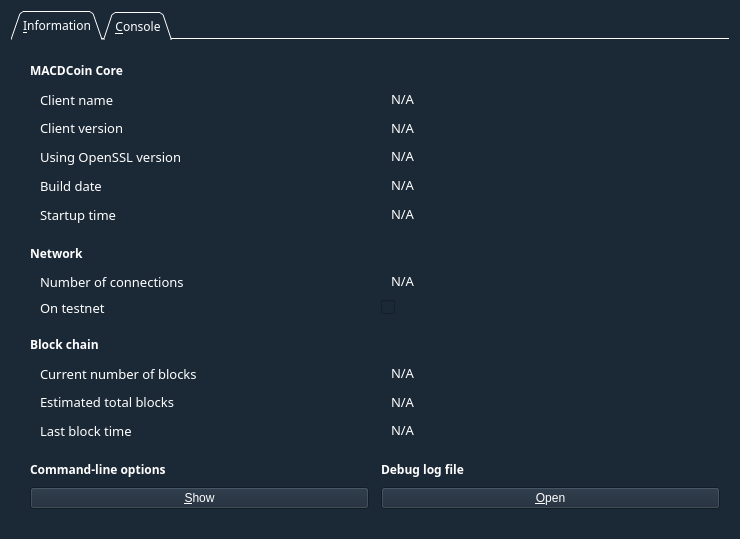
Old version of the form src/qt/forms/rpcconsole.ui in the repository KrvnoZrnce/MACDCoin.
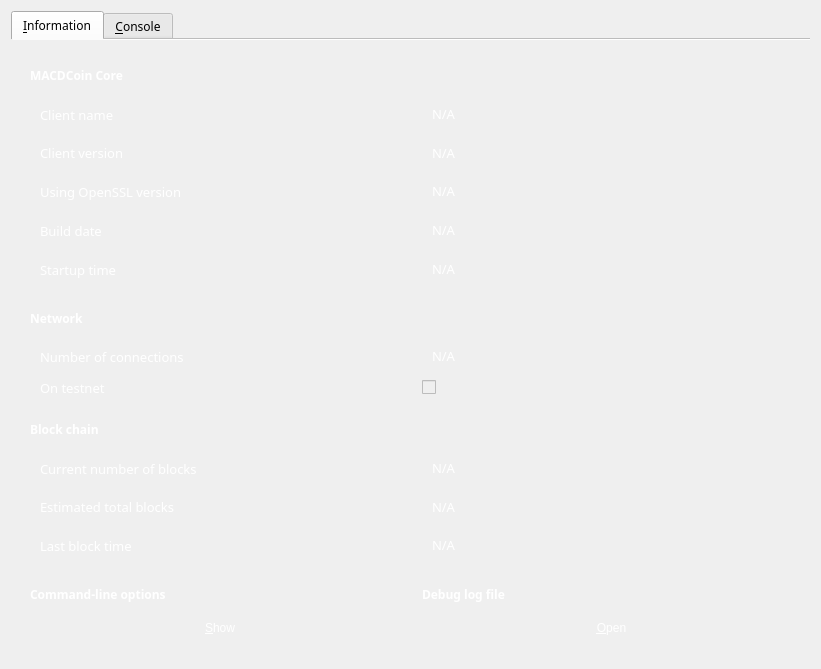
New version of the form. Icons and pictures are not drawn.

```diff
--- a/src/qt/forms/rpcconsole.ui
+++ b/src/qt/forms/rpcconsole.ui
@@ -6,8 +6,8 @@
    <rect>
     <x>0</x>
     <y>0</y>
-    <width>740</width>
-    <height>539</height>
+    <width>821</width>
+    <height>669</height>
    </rect>
   </property>
   <property name="font">
@@ -22,7 +22,9 @@
    <bool>false</bool>
   </property>
   <property name="styleSheet">
-   <string notr="true">background-color: rgb(27, 40, 54);</string>
+   <string notr="true">#RPCConsole { color: #rgb(78, 187, 57);
+background-image: url(:/images/base_back);}
+</string>
   </property>
   <property name="locale">
    <locale language="English" country="UnitedStates"/>
@@ -36,10 +38,37 @@
       </font>
      </property>
      <property name="styleSheet">
-      <string notr="true">color:white;</string>
+      <string notr="true">
+    QTabWidget::tab-bar  {
+        left: 5px; /* move to the right by 5px */
+color:white;
+    }
+     
+    /* Style the tab using the tab sub-control. Note that
+        it reads QTabBar _not_ QTabWidget */
+    QTabBar::tab  {
+        background: rgba(27, 40, 54,0);
+        min-width: 8ex;
+color:white;
+    }
+     
+    QTabBar::tab:selected, QTabBar::tab:hover  {
+        background:  rgba(27, 40, 54,0);
+    }
+     
+    QTabBar::tab:selected  {
+        border-top-color: rgba(37, 170, 225, 255);
+		border-top-style:solid;
+		border-top-width:1px; /* same as pane color */
+color:white;
+    }
+     
+color:white; background-color: rgba(27, 40, 54,0);
+
+</string>
      </property>
      <property name="tabShape">
-      <enum>QTabWidget::Triangular</enum>
+      <enum>QTabWidget::Rounded</enum>
      </property>
      <property name="currentIndex">
       <number>0</number>
@@ -121,7 +150,7 @@
         <widget class="QLabel" name="label_13">
          <property name="font">
           <font>
-           <family>Khmer OS</family>
+           <family>Khmer OS System</family>
            <pointsize>10</pointsize>
           </font>
          </property>
@@ -140,7 +169,7 @@
         <widget class="QLabel" name="label_9">
          <property name="font">
           <font>
-           <family>Khmer OS</family>
+           <family>Khmer OS System</family>
            <weight>75</weight>
            <bold>true</bold>
           </font>
@@ -157,7 +186,7 @@
         <widget class="QLabel" name="label_5">
          <property name="font">
           <font>
-           <family>Khmer OS</family>
+           <family>Khmer OS System</family>
            <pointsize>10</pointsize>
           </font>
          </property>
@@ -176,7 +205,7 @@
         <widget class="QLabel" name="label_6">
          <property name="font">
           <font>
-           <family>Khmer OS</family>
+           <family>Khmer OS System</family>
            <pointsize>10</pointsize>
           </font>
          </property>
@@ -195,7 +224,7 @@
         <widget class="QLabel" name="clientVersion">
          <property name="font">
           <font>
-           <family>Khmer OS</family>
+           <family>Khmer OS System</family>
            <pointsize>10</pointsize>
           </font>
          </property>
@@ -223,7 +252,7 @@
         <widget class="QLabel" name="label_12">
          <property name="font">
           <font>
-           <family>Khmer OS</family>
+           <family>Khmer OS System</family>
            <pointsize>10</pointsize>
           </font>
          </property>
@@ -242,7 +271,7 @@
         <widget class="QLabel" name="label_14">
          <property name="font">
           <font>
-           <family>Khmer OS</family>
+           <family>Khmer OS System</family>
            <pointsize>10</pointsize>
           </font>
          </property>
@@ -261,7 +290,7 @@
         <widget class="QLabel" name="openSSLVersion">
          <property name="font">
           <font>
-           <family>Khmer OS</family>
+           <family>Khmer OS System</family>
            <pointsize>10</pointsize>
           </font>
          </property>
@@ -289,7 +318,7 @@
         <widget class="QLabel" name="buildDate">
          <property name="font">
           <font>
-           <family>Khmer OS</family>
+           <family>Khmer OS System</family>
            <pointsize>10</pointsize>
           </font>
          </property>
@@ -317,7 +346,7 @@
         <widget class="QLabel" name="label_7">
          <property name="font">
           <font>
-           <family>Khmer OS</family>
+           <family>Khmer OS System</family>
            <pointsize>10</pointsize>
           </font>
          </property>
@@ -336,7 +365,7 @@
         <widget class="QLabel" name="startupTime">
          <property name="font">
           <font>
-           <family>Khmer OS</family>
+           <family>Khmer OS System</family>
            <pointsize>10</pointsize>
           </font>
          </property>
@@ -394,7 +423,7 @@
         <widget class="QLabel" name="label_8">
          <property name="font">
           <font>
-           <family>Khmer OS</family>
+           <family>Khmer OS System</family>
            <pointsize>10</pointsize>
           </font>
          </property>
@@ -413,7 +442,7 @@
         <widget class="QLabel" name="numberOfConnections">
          <property name="font">
           <font>
-           <family>Khmer OS</family>
+           <family>Khmer OS System</family>
            <pointsize>10</pointsize>
           </font>
          </property>
@@ -441,7 +470,7 @@
         <widget class="QLabel" name="label_3">
          <property name="font">
           <font>
-           <family>Khmer OS</family>
+           <family>Khmer OS System</family>
            <pointsize>10</pointsize>
           </font>
          </property>
@@ -477,7 +506,7 @@
         <widget class="QLabel" name="label_4">
          <property name="font">
           <font>
-           <family>Khmer OS</family>
+           <family>Khmer OS System</family>
            <pointsize>10</pointsize>
           </font>
          </property>
@@ -496,7 +525,7 @@
         <widget class="QLabel" name="numberOfBlocks">
          <property name="font">
           <font>
-           <family>Khmer OS</family>
+           <family>Khmer OS System</family>
            <pointsize>10</pointsize>
           </font>
          </property>
@@ -524,7 +553,7 @@
         <widget class="QLabel" name="label_2">
          <property name="font">
           <font>
-           <family>Khmer OS</family>
+           <family>Khmer OS System</family>
            <pointsize>10</pointsize>
           </font>
          </property>
@@ -543,7 +572,7 @@
         <widget class="QLabel" name="totalBlocks">
          <property name="font">
           <font>
-           <family>Khmer OS</family>
+           <family>Khmer OS System</family>
            <pointsize>10</pointsize>
           </font>
          </property>
@@ -571,7 +600,7 @@
         <widget class="QLabel" name="lastBlockTime">
          <property name="font">
           <font>
-           <family>Khmer OS</family>
+           <family>Khmer OS System</family>
            <pointsize>10</pointsize>
           </font>
          </property>
@@ -617,7 +646,7 @@
           <string>Show the MACDCoin-Qt help message to get a list with possible MACDCoin command-line options.</string>
          </property>
          <property name="styleSheet">
-          <string notr="true">color:white;</string>
+          <string notr="true">color:white; background-color:rgba(37, 170, 225, 10); background-image:none;</string>
          </property>
          <property name="text">
           <string>&amp;Show</string>
@@ -625,13 +654,16 @@
          <property name="autoDefault">
           <bool>false</bool>
          </property>
+         <property name="flat">
+          <bool>true</bool>
+         </property>
         </widget>
        </item>
        <item row="19" column="1">
         <widget class="QLabel" name="labelCLOptions">
          <property name="font">
           <font>
-           <family>Khmer OS</family>
+           <family>Khmer OS System</family>
            <weight>75</weight>
            <bold>true</bold>
           </font>
@@ -664,7 +696,7 @@
         <widget class="QLabel" name="labelDebugLogfile">
          <property name="font">
           <font>
-           <family>Khmer OS</family>
+           <family>Khmer OS System</family>
            <weight>75</weight>
            <bold>true</bold>
           </font>
@@ -683,7 +715,7 @@
           <string>Open the MACDCoin debug log file from the current data directory. This can take a few seconds for large log files.</string>
          </property>
          <property name="styleSheet">
-          <string notr="true">color:white;</string>
+          <string notr="true">color:white; background-color:rgba(37, 170, 225, 10); background-image:none;</string>
          </property>
          <property name="text">
           <string>&amp;Open</string>
@@ -691,13 +723,16 @@
          <property name="autoDefault">
           <bool>false</bool>
          </property>
+         <property name="flat">
+          <bool>true</bool>
+         </property>
         </widget>
        </item>
        <item row="2" column="3">
         <widget class="QLabel" name="clientName">
          <property name="font">
           <font>
-           <family>Khmer OS</family>
+           <family>Khmer OS System</family>
            <pointsize>10</pointsize>
           </font>
          </property>
```
Left out of the diff: 3 changed lines with no effect on the pictures.
